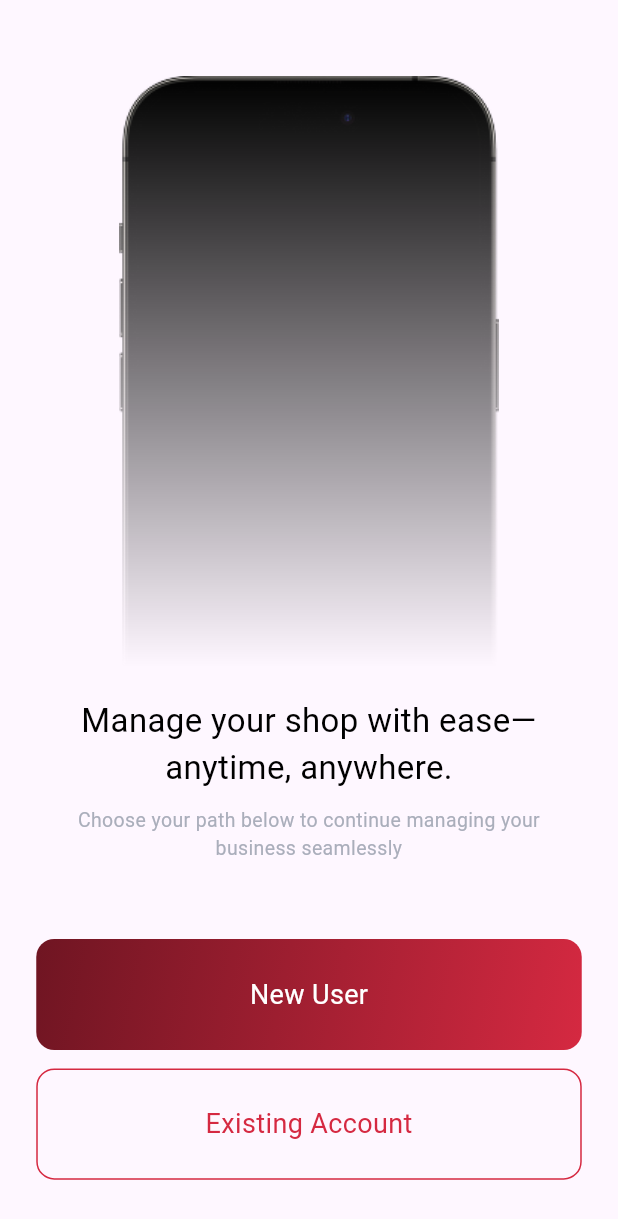
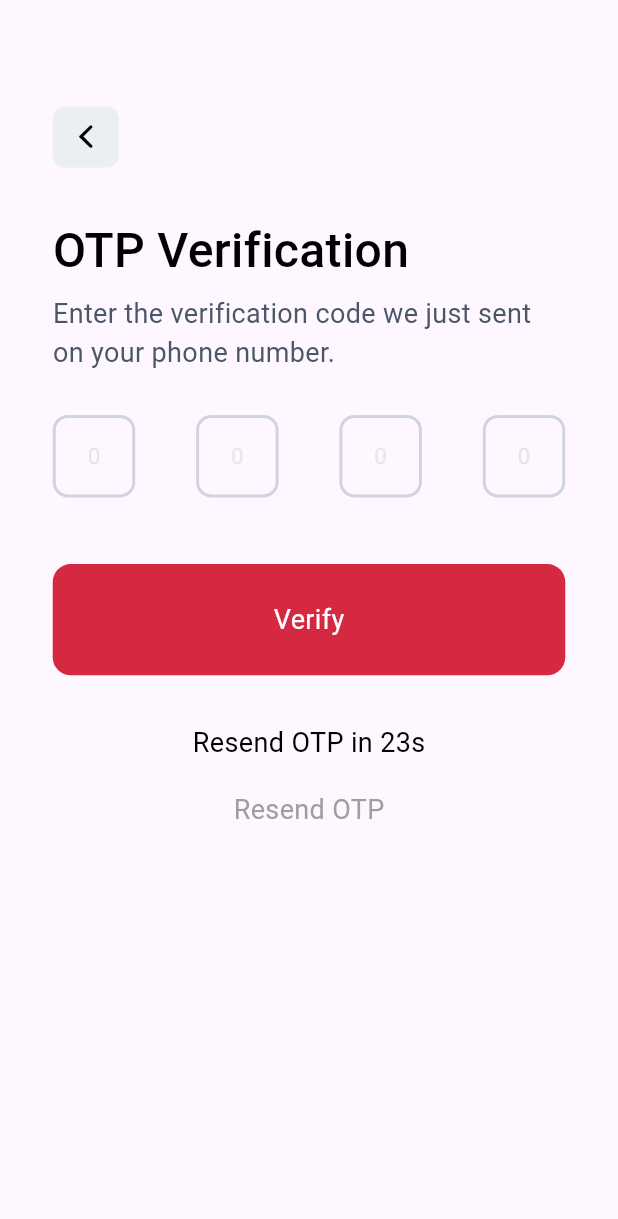
Before and after one commit to moazzam-samoo/barhawa_app, a Flutter app: the screen it shows after launch, on a phone screen of 412 x 824 dp. Shown: the top 1219 px of the screen. Run offline on Flutter 3.47's test engine with Material 3 defaults, Android fonts, the phone set to English and light mode, and no system bars; drawn by our look-alikes of pin_code_fields; our stand-ins replace dotted_border, firebase_core, flutter_easyloading, flutter_screenutil, get, image_picker and 1 more; accounts and stored records are empty; Roboto replaces fonts that are missing (Poppins-Regular, Poppins-SemiBold).

Commit message:
Created OTP Screen, Forgot Password Screen and Reset Password Screen with their controllers.also added comments as well.

```diff
--- a/lib/auth/authentication_screens/create_account_screen/create_account_screen.dart
+++ b/lib/auth/authentication_screens/create_account_screen/create_account_screen.dart
@@ -2,6 +2,7 @@
 import 'package:barhawa_app/services/getx/controllers/auth_controllers/create_account_controller.dart';
 import 'package:barhawa_app/utils/app_text_styles.dart';
 import 'package:barhawa_app/utils/colors.dart';
+import 'package:barhawa_app/utils/routes.dart';
 import 'package:barhawa_app/widgets/global/label_text.dart';
 import 'package:barhawa_app/widgets/global/primary_button.dart';
 import 'package:barhawa_app/widgets/global/textField.dart';
@@ -166,7 +167,9 @@ class CreateAccountScreen extends StatelessWidget {
                 Center(
                   child: GestureDetector(
                     onTap: () {
-                      Get.back(); // Navigate to previous screen (login)
+                      Get.toNamed(
+                        AppRoutes.getLoginScreen(),
+                      ); // Navigate to previous screen (login)
                     },
                     child: Text(
                       "Already have an account?",
--- /dev/null
+++ b/lib/auth/authentication_screens/otp_screen.dart
@@ -0,0 +1,140 @@
+// Import necessary packages and components
+import 'package:barhawa_app/services/getx/controllers/auth_controllers/otp_controller.dart';
+import 'package:barhawa_app/utils/app_text_styles.dart';
+import 'package:barhawa_app/utils/colors.dart';
+import 'package:barhawa_app/widgets/global/custom_back_button.dart';
+import 'package:barhawa_app/widgets/global/primary_button.dart';
+import 'package:flutter/material.dart';
+import 'package:flutter_screenutil/flutter_screenutil.dart';
+import 'package:get/get.dart';
+import 'package:pin_code_fields/pin_code_fields.dart';
+
+// OTP verification screen for phone number authentication
+class OTPScreen extends StatelessWidget {
+  OTPScreen({super.key});
+
+  // Instantiate OTPController using GetX
+  final OTPController controller = Get.put(OTPController());
+
+  @override
+  Widget build(BuildContext context) {
+    return GestureDetector(
+      behavior: HitTestBehavior.opaque,
+      onTap: () => FocusScope.of(context).unfocus(), // Dismiss keyboard on tap
+      child: Scaffold(
+        body: SafeArea(
+          child: LayoutBuilder(
+            builder: (context, constraints) {
+              return SingleChildScrollView(
+                padding: EdgeInsets.only(top: 70.h, left: 32.w, right: 32.w),
+                child: ConstrainedBox(
+                  constraints: BoxConstraints(minHeight: constraints.maxHeight),
+                  child: IntrinsicHeight(
+                    child: Column(
+                      crossAxisAlignment: CrossAxisAlignment.start,
+                      children: [
+                        // ---------- Back Button ----------
+                        customBackButton(),
+                        SizedBox(height: 32.h),
+
+                        // ---------- Screen Title ----------
+                        Text(
+                          "OTP Verification",
+                          style: AppTextStyles.h1.copyWith(
+                            fontWeight: FontWeight.w500,
+                          ),
+                        ),
+                        SizedBox(height: 6.h),
+
+                        // ---------- Description ----------
+                        Text(
+                          "Enter the verification code we just sent on your phone number.",
+                          style: AppTextStyles.description.copyWith(
+                            color: AppColors.greyText,
+                          ),
+                        ),
+                        SizedBox(height: 28.h),
+
+                        // ---------- OTP Input Field ----------
+                        PinCodeTextField(
+                          appContext: context,
+                          length: 4,
+                          keyboardType: TextInputType.number,
+                          controller: controller.otpController,
+                          obscureText: false,
+                          hintCharacter: '0',
+                          hintStyle: AppTextStyles.bodyLarge.copyWith(
+                            color: const Color(0xffE4E7EB),
+                          ),
+                          animationType: AnimationType.fade,
+                          pinTheme: PinTheme(
+                            shape: PinCodeFieldShape.box,
+                            borderRadius: BorderRadius.circular(10.r),
+                            fieldHeight: 55,
+                            fieldWidth: 55,
+                            activeColor: AppColors.primary,
+                            selectedColor: AppColors.primary,
+                            inactiveColor: const Color(0xffD0D5DD),
+                          ),
+                          onChanged: (value) {
+                            // Optional: You can update controller.otp manually here if needed
+                          },
+                        ),
+
+                        SizedBox(height: 28.h),
+
+                        // ---------- Verify Button ----------
+                        CustomPrimaryButton(
+                          text: "Verify",
+                          color: AppColors.primary,
+                          onTap: controller
+                              .verifyOTP, // Call controller's verify method
+                        ),
+                        SizedBox(height: 32.h),
+
+                        // ---------- Resend OTP Countdown and Button ----------
+                        Center(
+                          child: Obx(() {
+                            return Column(
+                              children: [
+                                // Countdown Text
+                                Text(
+                                  "Resend OTP in ${controller.secondsRemaining.value}s",
+                                  style: AppTextStyles.description,
+                                ),
+                                SizedBox(height: 18.h),
+
+                                // Resend Button
+                                GestureDetector(
+                                  onTap: controller.secondsRemaining.value == 0
+                                      ? controller.resendOTP
+                                      : null, // Disable until countdown is 0
+                                  child: Text(
+                                    "Resend OTP",
+                                    style: AppTextStyles.description.copyWith(
+                                      color:
+                                          controller.secondsRemaining.value == 0
+                                          ? AppColors.primary
+                                          : Colors.grey,
+                                    ),
+                                  ),
+                                ),
+                              ],
+                            );
+                          }),
+                        ),
+
+                        // Push everything up if screen has extra space
+                        const Spacer(),
+                      ],
+                    ),
+                  ),
+                ),
+              );
+            },
+          ),
+        ),
+      ),
+    );
+  }
+}
--- a/lib/auth/onboarding/getstarted_screen.dart
+++ b/lib/auth/onboarding/getstarted_screen.dart
@@ -98,7 +98,7 @@ class GetStartedScreen extends StatelessWidget {
                   color: Colors.white,
                   textColor: Colors.white,
                   onTap: () {
-                   Get.toNamed(AppRoutes.getCreateAccountScreen());
+                    Get.toNamed(AppRoutes.getCreateAccountScreen());
                   },
                 ),
               ],
--- a/lib/main.dart
+++ b/lib/main.dart
@@ -38,7 +38,7 @@ class MyApp extends StatelessWidget {
           title: 'Barhawa App',
 
           // Initial screen when the app starts
-          initialRoute: AppRoutes.getSplashRoute(),
+          initialRoute: AppRoutes.getOTPScreen(),
 
           // Route configuration using GetX
           getPages: AppRoutes.routes,
--- /dev/null
+++ b/lib/services/getx/controllers/auth_controllers/forgo_password_controller.dart
@@ -0,0 +1,6 @@
+import 'package:flutter/material.dart';
+import 'package:get/get.dart';
+
+class ForgotPasswordController extends GetxController {
+  final phoneController = TextEditingController();
+}
--- /dev/null
+++ b/lib/services/getx/controllers/auth_controllers/otp_controller.dart
@@ -0,0 +1,49 @@
+import 'dart:async';
+import 'package:barhawa_app/utils/routes.dart';
+import 'package:flutter/material.dart';
+import 'package:get/get.dart';
+
+class OTPController extends GetxController {
+  final TextEditingController otpController = TextEditingController();
+
+  RxInt secondsRemaining = 30.obs;
+  Timer? _timer;
+
+  @override
+  void onInit() {
+    startOTPTimer();
+    super.onInit();
+  }
+
+  void startOTPTimer() {
+    secondsRemaining.value = 30;
+    _timer?.cancel();
+    _timer = Timer.periodic(const Duration(seconds: 1), (timer) {
+      if (secondsRemaining.value > 0) {
+        secondsRemaining.value--;
+      } else {
+        _timer?.cancel();
+      }
+    });
+  }
+
+  void resendOTP() {
+    // TODO: Trigger OTP resend through Firebase or backend
+    startOTPTimer();
+  }
+
+  void verifyOTP() {
+    final code = otpController.text.trim();
+    if (code.length < 4) {
+      Get.snackbar("Invalid Code", "Please enter the full 4-digit code");
+      return;
+    }
+    Get.toNamed(AppRoutes.getResetPasswordScreen());
+  }
+
+  @override
+  void onClose() {
+    _timer?.cancel();
+    super.onClose();
+  }
+}
--- a/lib/utils/routes.dart
+++ b/lib/utils/routes.dart
@@ -1,9 +1,13 @@
 import 'package:barhawa_app/auth/authentication_screens/create_account_screen/create_account_screen.dart';
+import 'package:barhawa_app/auth/authentication_screens/forgot_password_screen.dart';
+import 'package:barhawa_app/auth/authentication_screens/otp_screen.dart';
+import 'package:barhawa_app/auth/authentication_screens/reset_password_screen.dart';
 import 'package:barhawa_app/auth/onboarding/getstarted_screen.dart';
 import 'package:barhawa_app/auth/onboarding/onboarding_screen.dart';
 import 'package:barhawa_app/auth/onboarding/user_confirmation_screen.dart';
 import 'package:barhawa_app/pages/screens/congratulation_screen.dart';
 import 'package:barhawa_app/pages/screens/shop_details_confirmation/shop_detail_confirmation.dart';
+import 'package:barhawa_app/services/getx/controllers/auth_controllers/forgo_password_controller.dart';
 import 'package:get/get_navigation/src/routes/get_route.dart';
 import '../auth/authentication_screens/login_screen/email_and_phone_screen.dart';
 import '../auth/splash_screen.dart';
@@ -17,6 +21,9 @@ class AppRoutes {
   static String onboarding = "/onboarding";
   static String loginScreen = "/loginScreen";
   static String createAccountScreen = "/createAccountScreen";
+  static String forgotPasswordScreen = "/forgotPasswordScreen";
+  static String otpScreen = "/otpScreen";
+  static String resetPasswordScreen = "/resetPasswordScreen";
   static String userConfirmation = "/userConfirmation";
   static String getStarted = "/getStarted";
   static String congratulationScreen = "/congratulationScreen";
@@ -28,6 +35,9 @@ class AppRoutes {
   static String getOnboardingRoute() => onboarding;
   static String getLoginScreen() => loginScreen;
   static String getCreateAccountScreen() => createAccountScreen;
+  static String getForgotPasswordScreen() => forgotPasswordScreen;
+  static String getOTPScreen() => otpScreen;
+  static String getResetPasswordScreen() => resetPasswordScreen;
   static String getUserConfirmationRoute() => userConfirmation;
   static String getGetStartedRoute() => getStarted;
   static String getCongratulationScreen() => congratulationScreen;
@@ -50,6 +60,12 @@ class AppRoutes {
 
     GetPage(name: createAccountScreen, page: () => CreateAccountScreen()),
 
+    GetPage(name: forgotPasswordScreen, page: () => ForgotPasswordScreen()),
+
+    GetPage(name: otpScreen, page: () => OTPScreen()),
+
+    GetPage(name: resetPasswordScreen, page: () => ResetPasswordScreen()),
+
     // Get started screen route
     GetPage(name: getStarted, page: () => GetStartedScreen()),
 
--- a/pubspec.yaml
+++ b/pubspec.yaml
@@ -23,6 +23,7 @@ dependencies:
   firebase_auth: ^5.6.2
   flutter_easyloading: ^3.0.5
   intl_phone_field: ^3.2.0
+  pin_code_fields: ^8.0.0
   fluttertoast: ^8.2.12
   google_sign_in: ^6.2.1
   dotted_border: ^2.0.0+3
```
Also changed, not shown: lib/auth/authentication_screens/forgot_password_screen.dart (added, +79 -0 lines), lib/auth/authentication_screens/login_screen/email_and_phone_screen.dart (+5 -13 lines), lib/auth/authentication_screens/reset_password_screen.dart (added, +134 -0 lines), lib/services/getx/controllers/auth_controllers/reset_password_controller.dart (added, +19 -0 lines), lib/widgets/feature/custom_phone_field.dart (added, +45 -0 lines), pubspec.lock.
